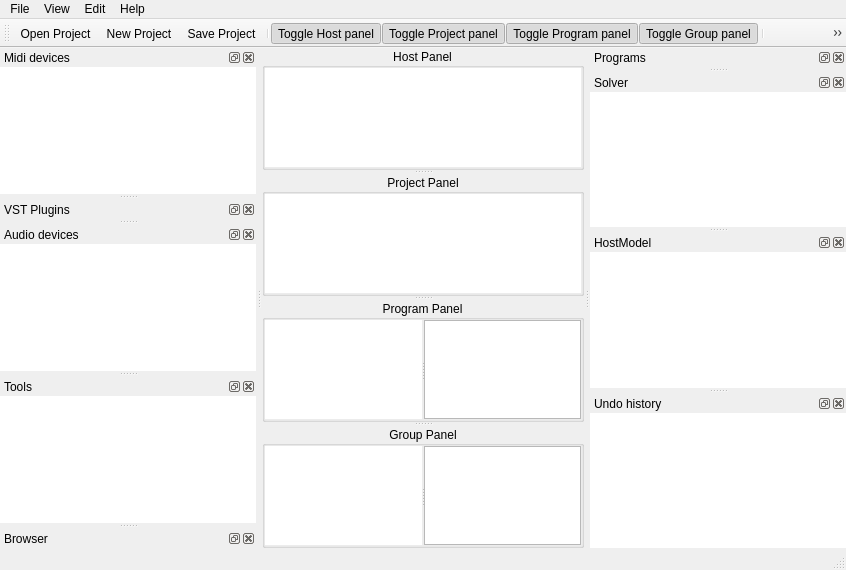
This is src/common/mainwindow.ui in rbarreiros/vstboard as Qt 5 draws it before an edit. The edited form follows.
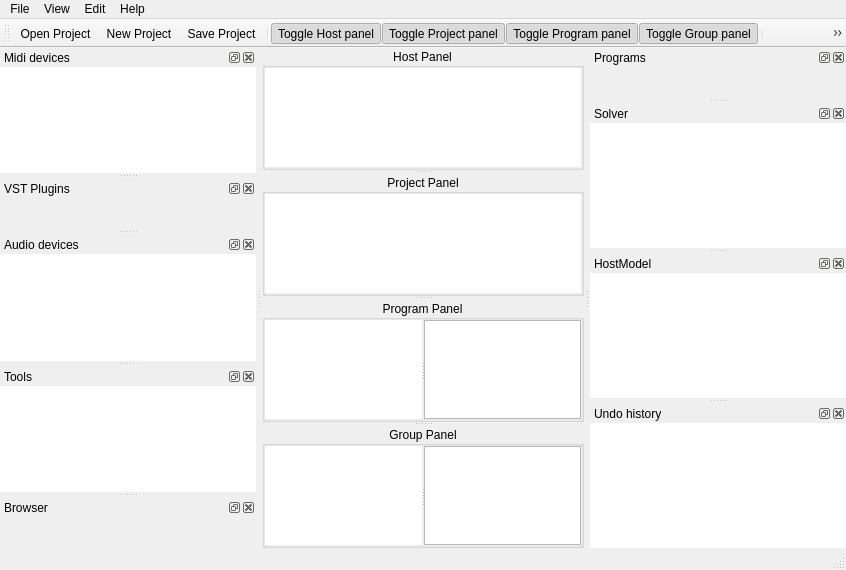
This is the edited form. Icons and pictures are not drawn. Custom widgets are drawn as their Qt base class.

The edit to the form file:
```diff
--- a/src/common/mainwindow.ui
+++ b/src/common/mainwindow.ui
@@ -397,6 +397,12 @@
      <verstretch>0</verstretch>
     </sizepolicy>
    </property>
+   <property name="minimumSize">
+    <size>
+     <width>50</width>
+     <height>50</height>
+    </size>
+   </property>
    <property name="floating">
     <bool>false</bool>
    </property>
@@ -434,6 +440,12 @@
    </widget>
   </widget>
   <widget class="QDockWidget" name="dockMidiDevices">
+   <property name="minimumSize">
+    <size>
+     <width>50</width>
+     <height>50</height>
+    </size>
+   </property>
    <property name="acceptDrops">
     <bool>false</bool>
    </property>
@@ -510,6 +522,12 @@
    </widget>
   </widget>
   <widget class="QDockWidget" name="dockVstBrowser">
+   <property name="minimumSize">
+    <size>
+     <width>50</width>
+     <height>50</height>
+    </size>
+   </property>
    <property name="windowTitle">
     <string>VST Plugins</string>
    </property>
@@ -538,6 +556,12 @@
    </widget>
   </widget>
   <widget class="QDockWidget" name="dockAudioDevices">
+   <property name="minimumSize">
+    <size>
+     <width>50</width>
+     <height>50</height>
+    </size>
+   </property>
    <property name="floating">
     <bool>false</bool>
    </property>
@@ -608,6 +632,12 @@
      <verstretch>0</verstretch>
     </sizepolicy>
    </property>
+   <property name="minimumSize">
+    <size>
+     <width>50</width>
+     <height>50</height>
+    </size>
+   </property>
    <property name="windowTitle">
     <string>Solver</string>
    </property>
@@ -654,6 +684,12 @@
    </widget>
   </widget>
   <widget class="QDockWidget" name="dockTools">
+   <property name="minimumSize">
+    <size>
+     <width>50</width>
+     <height>50</height>
+    </size>
+   </property>
    <property name="windowTitle">
     <string>Tools</string>
    </property>
@@ -724,6 +760,12 @@
      <verstretch>0</verstretch>
     </sizepolicy>
    </property>
+   <property name="minimumSize">
+    <size>
+     <width>50</width>
+     <height>50</height>
+    </size>
+   </property>
    <property name="windowTitle">
     <string>HostModel</string>
    </property>
@@ -782,6 +824,12 @@
    </widget>
   </widget>
   <widget class="QDockWidget" name="dockBankBrowser">
+   <property name="minimumSize">
+    <size>
+     <width>50</width>
+     <height>50</height>
+    </size>
+   </property>
    <property name="windowTitle">
     <string>Browser</string>
    </property>
@@ -803,6 +851,12 @@
    </widget>
   </widget>
   <widget class="QDockWidget" name="dockUndo">
+   <property name="minimumSize">
+    <size>
+     <width>50</width>
+     <height>50</height>
+    </size>
+   </property>
    <property name="windowTitle">
     <string>Undo history</string>
    </property>
```
